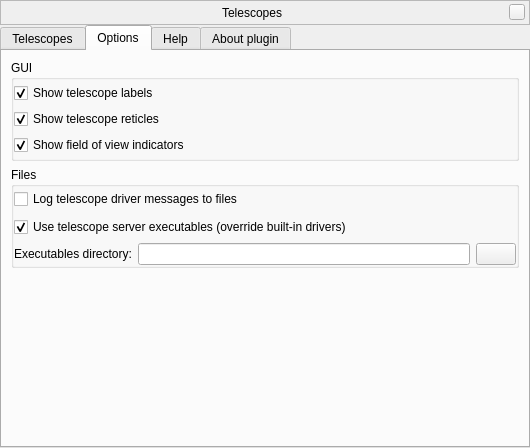
Before: the Qt Designer form plugins/TelescopeControl/src/gui/telescopeDialog.ui in EvilTosha/Stellarium-GSoC12, drawn with Qt 5.
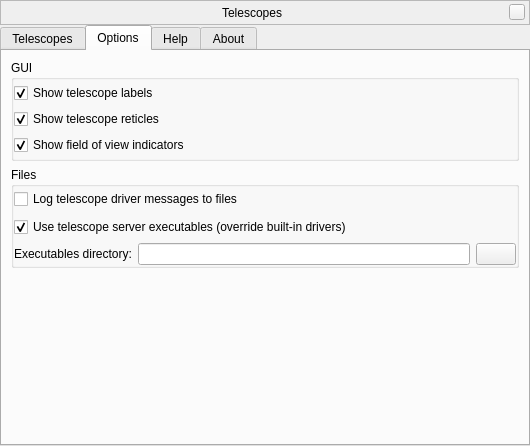
After: the same form once the commit is applied. The open tabs and pages were chosen to show the change. Icons and pictures are not drawn. Custom widgets are drawn as their Qt base class.

```diff
--- a/plugins/TelescopeControl/src/gui/telescopeDialog.ui
+++ b/plugins/TelescopeControl/src/gui/telescopeDialog.ui
@@ -7,7 +7,7 @@
     <x>0</x>
     <y>0</y>
     <width>530</width>
-    <height>448</height>
+    <height>446</height>
    </rect>
   </property>
   <property name="sizePolicy">
@@ -609,7 +609,7 @@
      </widget>
      <widget class="QWidget" name="tabAbout">
       <attribute name="title">
-       <string>About plugin</string>
+       <string comment="tab in plugin windows">About</string>
       </attribute>
       <layout class="QVBoxLayout" name="verticalLayout">
        <item>
```
Left out of the diff: 10 changed lines with no effect on the pictures.
